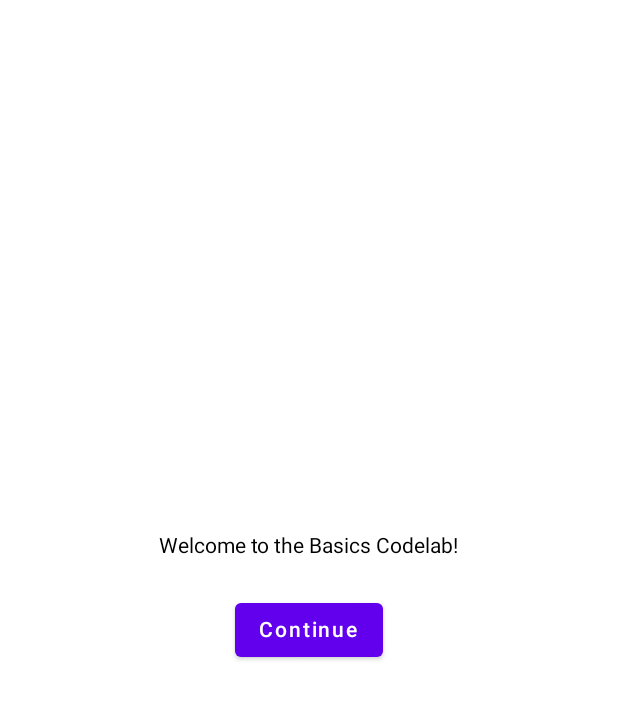
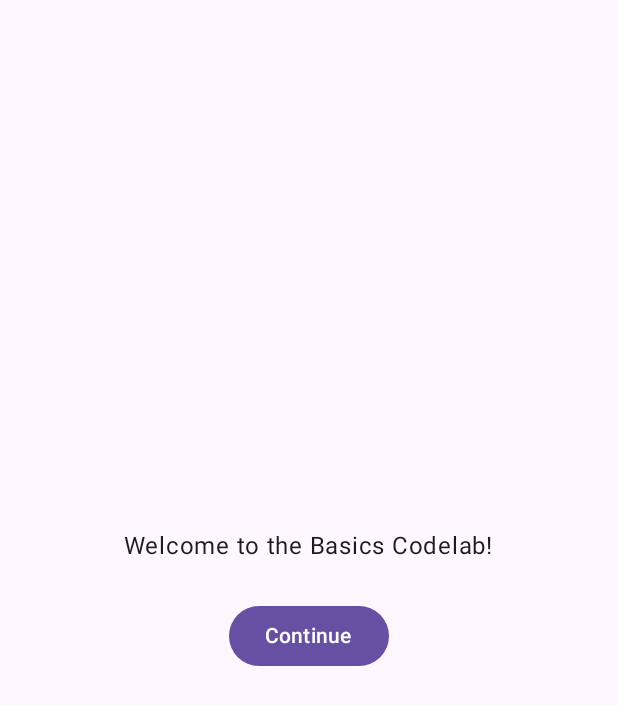
Before and after one commit to Furry-Snail-Fish-Soup/Todo-List-Android, an Android app built with Jetpack Compose: the screen it shows after launch (MainActivity), on a phone screen of 412 x 824 dp. Shown: the top 705 px of the screen. Run offline under Robolectric (Android 15) with nearby library versions, the phone set to English and light mode, and no system bars.

Commit message:
Migrate to Material Design 3

```diff
--- a/app/build.gradle
+++ b/app/build.gradle
@@ -50,6 +50,7 @@ dependencies {
     implementation 'androidx.core:core-ktx:1.7.0'
     implementation "androidx.compose.ui:ui:$compose_version"
     implementation "androidx.compose.material:material:$compose_version"
+    implementation "androidx.compose.material:material-icons-extended:$compose_version"
     implementation("androidx.compose.material3:material3:1.0.0-alpha09")
     implementation "androidx.compose.ui:ui-tooling-preview:$compose_version"
     implementation 'androidx.lifecycle:lifecycle-runtime-ktx:2.4.1'
--- a/app/src/main/java/fun/sast/todolist/MainActivity.kt
+++ b/app/src/main/java/fun/sast/todolist/MainActivity.kt
@@ -9,11 +9,7 @@ import androidx.compose.animation.core.animateDpAsState
 import androidx.compose.foundation.layout.*
 import androidx.compose.foundation.lazy.LazyColumn
 import androidx.compose.foundation.lazy.items
-import androidx.compose.material.Button
-import androidx.compose.material.OutlinedButton
-import androidx.compose.material.Surface
-import androidx.compose.material.Text
-import androidx.compose.material3.MaterialTheme
+import androidx.compose.material3.*
 import androidx.compose.runtime.Composable
 import androidx.compose.runtime.getValue
 import androidx.compose.runtime.mutableStateOf
@@ -29,7 +25,11 @@ class MainActivity : ComponentActivity() {
         super.onCreate(savedInstanceState)
         setContent {
             TodoListTheme {
-                Surface(modifier = Modifier.fillMaxSize()) { MyApp() }
+                Surface(
+                    modifier = Modifier.fillMaxSize(),
+                    color = MaterialTheme.colorScheme.surface,
+                    contentColor = contentColorFor(MaterialTheme.colorScheme.surface)
+                ) { MyApp() }
             }
         }
     }
@@ -94,7 +94,10 @@ fun DefaultPreview() {
 @Composable
 fun OnboardingScreen(onContinueClicked: () -> Unit) {
 
-    Surface {
+    Surface(
+        color = MaterialTheme.colorScheme.surface,
+        contentColor = contentColorFor(MaterialTheme.colorScheme.surface)
+    ) {
         Column(
             modifier = Modifier.fillMaxSize(),
             verticalArrangement = Arrangement.Center,
```
